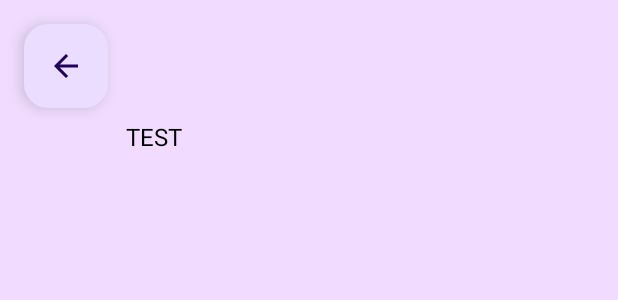
After one commit to abeelgetahun/Yene-shop, an Android app: the layout activity_help.xml on its own in the app's theme, with its tools: preview values and no code run, on a phone screen of 412 x 824 dp. The commit adds this screen. Shown: the top 300 px of the screen. Run offline under Robolectric (Android 15) with nearby library versions, the phone set to English and light mode, and no system bars; Roboto replaces fonts that are not available here.

Commit message:
creating help activity

```diff
--- a/app/src/main/AndroidManifest.xml
+++ b/app/src/main/AndroidManifest.xml
@@ -12,6 +12,9 @@
         android:supportsRtl="true"
         android:theme="@style/Theme.YeneShop"
         tools:targetApi="31">
+        <activity
+            android:name=".Menus.HelpActivity"
+            android:exported="false" />
         <activity
             android:name=".Signup"
             android:exported="false" />
--- a/app/src/main/java/com/teferi/abel/yeneshop/HomeActivity.java
+++ b/app/src/main/java/com/teferi/abel/yeneshop/HomeActivity.java
@@ -1,6 +1,7 @@
 package com.teferi.abel.yeneshop;
 
 import android.content.Context;
+import android.content.Intent;
 import android.content.SharedPreferences;
 import android.content.res.Resources;
 import android.graphics.Color;
@@ -36,6 +37,7 @@ import com.teferi.abel.yeneshop.Fragments.AddFragment;
 import com.teferi.abel.yeneshop.Fragments.ReportFragment;
 import com.teferi.abel.yeneshop.Fragments.SaleFragment;
 import com.teferi.abel.yeneshop.Fragments.StoreFragment;
+import com.teferi.abel.yeneshop.Menus.HelpActivity;
 
 public class HomeActivity extends AppCompatActivity {
     private DrawerLayout drawerLayout;
@@ -101,6 +103,8 @@ public class HomeActivity extends AppCompatActivity {
                     message = "Settings selected";
                 } else if (itemId == R.id.navHelp) {
                     message = "Help selected";
+                    Intent intent = new Intent(HomeActivity.this, HelpActivity.class);
+                    startActivity(intent);
                 } else if (itemId == R.id.navFeedback) {
                     message = "Feedback selected";
                 } else if (itemId == R.id.navAbout) {
--- /dev/null
+++ b/app/src/main/res/layout/activity_help.xml
@@ -0,0 +1,52 @@
+<?xml version="1.0" encoding="utf-8"?>
+<androidx.coordinatorlayout.widget.CoordinatorLayout
+xmlns:android="http://schemas.android.com/apk/res/android"
+xmlns:app="http://schemas.android.com/apk/res-auto"
+xmlns:tools="http://schemas.android.com/tools"
+android:layout_width="match_parent"
+android:layout_height="match_parent"
+    android:background="@color/card_color"
+tools:context=".MainActivity">
+
+<!-- Back Button -->
+<com.google.android.material.floatingactionbutton.FloatingActionButton
+    android:id="@+id/fab_help_back"
+    android:layout_width="wrap_content"
+    android:layout_height="wrap_content"
+    android:layout_margin="16dp"
+    android:src="@drawable/ic_back"
+    android:layout_gravity="start|top"
+    android:contentDescription="Back Button" />
+
+<!-- Scrollable Content -->
+<androidx.core.widget.NestedScrollView
+    android:layout_width="match_parent"
+    android:layout_height="match_parent"
+    android:clipToPadding="false"
+    android:fillViewport="true">
+
+    <LinearLayout
+        android:layout_width="match_parent"
+        android:layout_height="wrap_content"
+        android:orientation="vertical"
+        android:paddingTop="80dp"
+        android:paddingHorizontal="20dp">
+
+        <!-- Long story about Muhammad Ali -->
+        <TextView
+            android:id="@+id/tv_story"
+            android:layout_width="match_parent"
+            android:layout_height="wrap_content"
+            android:textSize="16sp"
+            android:textColor="@android:color/black"
+            android:lineSpacingExtra="8dp"
+            android:text="                TEST       " />
+
+
+
+
+
+    </LinearLayout>
+</androidx.core.widget.NestedScrollView>
+
+</androidx.coordinatorlayout.widget.CoordinatorLayout>
```
Also changed, not shown: app/src/main/java/com/teferi/abel/yeneshop/MainActivity.java (+26 -0 lines), app/src/main/java/com/teferi/abel/yeneshop/Menus/HelpActivity.java (added, +79 -0 lines).
